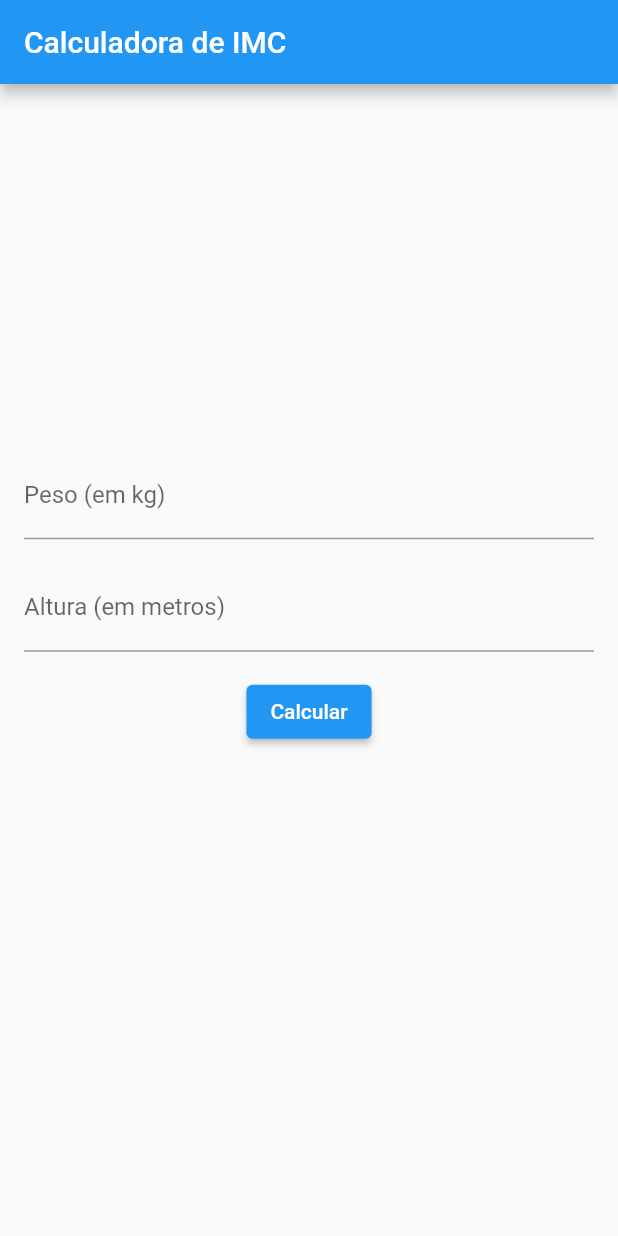
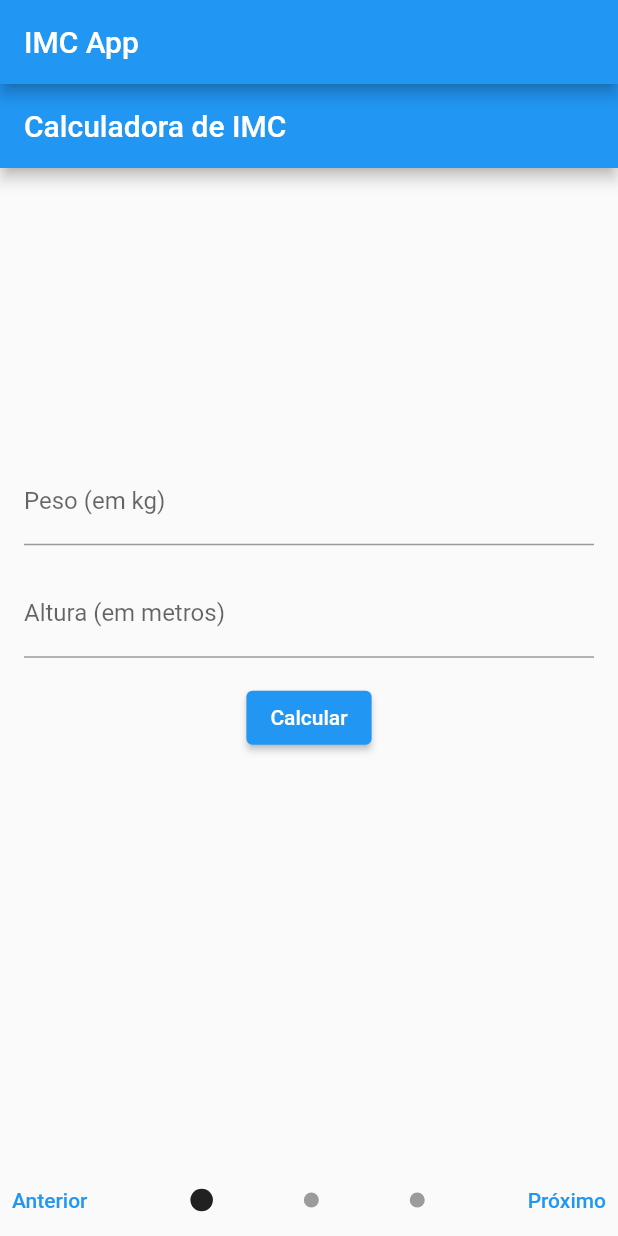
Before and after one commit to Vinicius-FR/IMC-Android-App, a Flutter app: the screen it shows after launch, after a tap on "Calcular", on a phone screen of 412 x 824 dp. Run offline on Flutter 3.47's test engine with Material 2 defaults, Android fonts, the phone set to English and light mode, and no system bars.

Commit message:
segunda versão do app com espaço para novas páginas

```diff
--- /dev/null
+++ b/lib/first_page_body.dart
@@ -0,0 +1,86 @@
+import 'package:flutter/material.dart';
+
+class IMCCalculator extends StatefulWidget {
+  @override
+  _IMCCalculatorState createState() => _IMCCalculatorState();
+}
+
+class _IMCCalculatorState extends State<IMCCalculator> {
+  TextEditingController _weightController = TextEditingController();
+  TextEditingController _heightController = TextEditingController();
+  String _result = '';
+  String _description = '';
+
+  void _calculateBMI() {
+    double? weight = double.tryParse(_weightController.text);
+    double? height = double.tryParse(_heightController.text);
+
+    if (weight != null && height != null && height > 0 && weight > 0) {
+      double bmi = weight / (height * height);
+      setState(() {
+        _result = 'Seu IMC: ${bmi.toStringAsFixed(2)}';
+
+        if (bmi < 18.5) {
+          _description = 'Abaixo do peso';
+        } else if (bmi >= 18.5 && bmi < 25) {
+          _description = 'Peso normal';
+        } else if (bmi >= 25 && bmi < 30) {
+          _description = 'Sobrepeso';
+        } else if (bmi >= 30 && bmi < 35) {
+          _description = 'Obesidade grau 1';
+        } else if (bmi >= 35 && bmi < 40) {
+          _description = 'Obesidade grau 2';
+        } else {
+          _description = 'Obesidade grau 3';
+        }
+      });
+    }
+  }
+
+  @override
+  Widget build(BuildContext context) {
+    return Scaffold(
+      appBar: AppBar(
+        title: Text('Calculadora de IMC'),
+      ),
+      body: Padding(
+        padding: EdgeInsets.all(16.0),
+        child: Column(
+          mainAxisAlignment: MainAxisAlignment.center,
+          children: <Widget>[
+            TextField(
+              controller: _weightController,
+              keyboardType: TextInputType.number,
+              decoration: InputDecoration(
+                labelText: 'Peso (em kg)',
+              ),
+            ),
+            SizedBox(height: 16.0),
+            TextField(
+              controller: _heightController,
+              keyboardType: TextInputType.number,
+              decoration: InputDecoration(
+                labelText: 'Altura (em metros)',
+              ),
+            ),
+            SizedBox(height: 16.0),
+            ElevatedButton(
+              onPressed: _calculateBMI,
+              child: Text('Calcular'),
+            ),
+            SizedBox(height: 16.0),
+            Text(
+              _result,
+              style: TextStyle(fontSize: 24),
+            ),
+            SizedBox(height: 16.0),
+            Text(
+              _description,
+              style: TextStyle(fontSize: 18),
+            ),
+          ],
+        ),
+      ),
+    );
+  }
+}
--- a/lib/main.dart
+++ b/lib/main.dart
@@ -1,4 +1,6 @@
 import 'package:flutter/material.dart';
+
+import './step_form.dart';
 
 void main() {
   runApp(MaterialApp(
@@ -7,91 +9,6 @@ void main() {
     theme: ThemeData(
       primarySwatch: Colors.blue,
     ),
-    home: IMCCalculator(),
+    home: StepForm(),
   ));
 }
-
-class IMCCalculator extends StatefulWidget {
-  @override
-  _IMCCalculatorState createState() => _IMCCalculatorState();
-}
-
-class _IMCCalculatorState extends State<IMCCalculator> {
-  TextEditingController _weightController = TextEditingController();
-  TextEditingController _heightController = TextEditingController();
-  String _result = '';
-  String _description = '';
-
-  void _calculateBMI() {
-    double? weight = double.tryParse(_weightController.text);
-    double? height = double.tryParse(_heightController.text);
-
-    if (weight != null && height != null && height > 0 && weight > 0) {
-      double bmi = weight / (height * height);
-      setState(() {
-        _result = 'Seu IMC: ${bmi.toStringAsFixed(2)}';
-
-        if (bmi < 18.5) {
-          _description = 'Abaixo do peso';
-        } else if (bmi >= 18.5 && bmi < 25) {
-          _description = 'Peso normal';
-        } else if (bmi >= 25 && bmi < 30) {
-          _description = 'Sobrepeso';
-        } else if (bmi >= 30 && bmi < 35) {
-          _description = 'Obesidade grau 1';
-        } else if (bmi >= 35 && bmi < 40) {
-          _description = 'Obesidade grau 2';
-        } else {
-          _description = 'Obesidade grau 3';
-        }
-      });
-    }
-  }
-
-  @override
-  Widget build(BuildContext context) {
-    return Scaffold(
-      appBar: AppBar(
-        title: Text('Calculadora de IMC'),
-      ),
-      body: Padding(
-        padding: EdgeInsets.all(16.0),
-        child: Column(
-          mainAxisAlignment: MainAxisAlignment.center,
-          children: <Widget>[
-            TextField(
-              controller: _weightController,
-              keyboardType: TextInputType.number,
-              decoration: InputDecoration(
-                labelText: 'Peso (em kg)',
-              ),
-            ),
-            SizedBox(height: 16.0),
-            TextField(
-              controller: _heightController,
-              keyboardType: TextInputType.number,
-              decoration: InputDecoration(
-                labelText: 'Altura (em metros)',
-              ),
-            ),
-            SizedBox(height: 16.0),
-            ElevatedButton(
-              onPressed: _calculateBMI,
-              child: Text('Calcular'),
-            ),
-            SizedBox(height: 16.0),
-            Text(
-              _result,
-              style: TextStyle(fontSize: 24),
-            ),
-            SizedBox(height: 16.0),
-            Text(
-              _description,
-              style: TextStyle(fontSize: 18),
-            ),
-          ],
-        ),
-      ),
-    );
-  }
-}
--- /dev/null
+++ b/lib/page_indicator.dart
@@ -0,0 +1,12 @@
+import 'package:flutter/material.dart';
+
+Widget pageIndicator(bool currentPage) {
+  return Container(
+    width: currentPage ? 15 : 10,
+    height: currentPage ? 15 : 10,
+    decoration: BoxDecoration(
+      borderRadius: BorderRadius.circular(12),
+      color: currentPage ? Colors.black87 : Colors.black38,
+    ),
+  );
+}
--- a/lib/step_form.dart
+++ b/lib/step_form.dart
@@ -1,25 +1,72 @@
 import 'package:flutter/material.dart';
+import './page_indicator.dart';
+import './first_page_body.dart';
 
-class StepForm extends StatelessWidget {
+class StepForm extends StatefulWidget {
+  @override
+  State<StatefulWidget> createState() {
+    return _StepFormState();
+  }
+}
+
+class _StepFormState extends State<StepForm> {
   final _stepFormController = PageController();
+  int _page = 0;
 
   List _pageList = [
-    Text('page 1'),
+    IMCCalculator(),
     Text('page 2'),
     Text('page 3'),
   ];
+
+  void _changeStep(bool nextPage) {
+    if (_page < 2 && nextPage) {
+      setState(() {
+        _page++;
+      });
+
+      _stepFormController.nextPage(
+        duration: const Duration(microseconds: 300),
+        curve: Curves.easeIn,
+      );
+    } else if (_page > 0 && !nextPage) {
+      setState(() {
+        _page--;
+      });
+
+      _stepFormController.previousPage(
+          duration: const Duration(microseconds: 300), curve: Curves.easeIn);
+    }
+  }
 
   @override
   Widget build(BuildContext context) {
     return Scaffold(
       appBar: AppBar(
-        title: Text('IMC App'),
+        title: const Text('IMC App'),
       ),
       body: PageView.builder(
           controller: _stepFormController,
+          physics: NeverScrollableScrollPhysics(),
           itemBuilder: (BuildContext context, int index) {
             return _pageList[index];
           }),
+      bottomNavigationBar: Row(
+        mainAxisAlignment: MainAxisAlignment.spaceBetween,
+        children: [
+          TextButton(
+            onPressed: () => _changeStep(false),
+            child: const Text('Anterior'),
+          ),
+          pageIndicator(_page == 0),
+          pageIndicator(_page == 1),
+          pageIndicator(_page == 2),
+          TextButton(
+            onPressed: () => _changeStep(true),
+            child: const Text('Próximo'),
+          ),
+        ],
+      ),
     );
   }
 }
```
Also changed, not shown: lib/second_page_body.dart (added), 1 other file.
